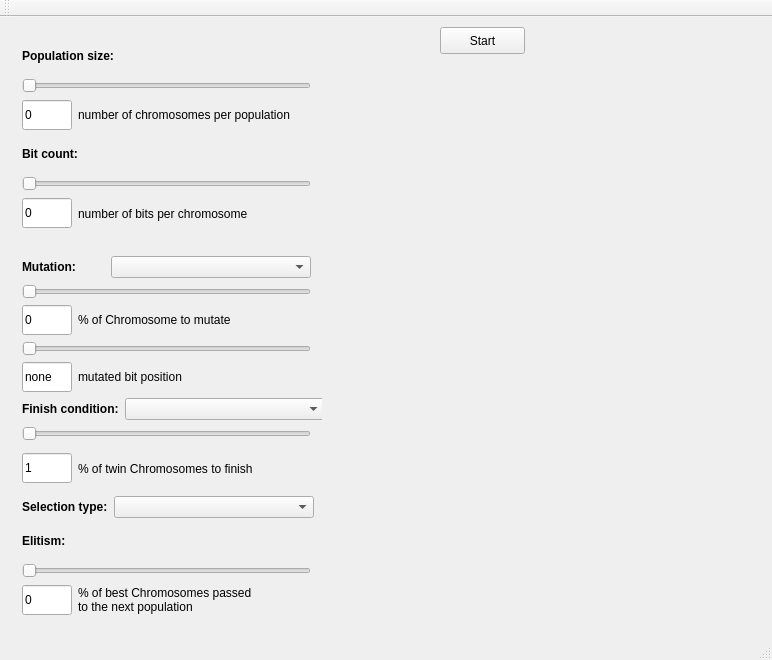
Old version of the form GeneticAlgorithmSimulator/mainwindow.ui in the repository Szarley/GeneticAlgorithmSimulator.
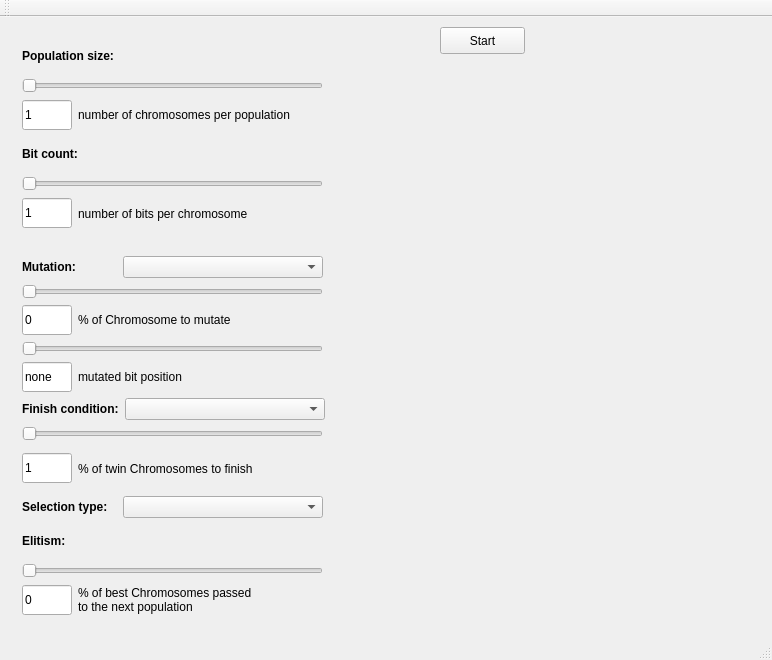
New version of the form.

The edit to the form file:
```diff
--- a/GeneticAlgorithmSimulator/mainwindow.ui
+++ b/GeneticAlgorithmSimulator/mainwindow.ui
@@ -27,12 +27,12 @@
      <string>Start</string>
     </property>
    </widget>
-   <widget class="QWidget" name="">
+   <widget class="QWidget" name="layoutWidget">
     <property name="geometry">
      <rect>
       <x>11</x>
       <y>11</y>
-      <width>311</width>
+      <width>323</width>
       <height>599</height>
      </rect>
     </property>
@@ -82,7 +82,7 @@
             </size>
            </property>
            <property name="text">
-            <string>0</string>
+            <string>1</string>
            </property>
            <property name="maxLength">
             <number>6</number>
@@ -145,7 +145,7 @@
             </size>
            </property>
            <property name="text">
-            <string>0</string>
+            <string>1</string>
            </property>
            <property name="maxLength">
             <number>6</number>
```
Left out of the diff: 20 changed lines with no effect on the pictures.
